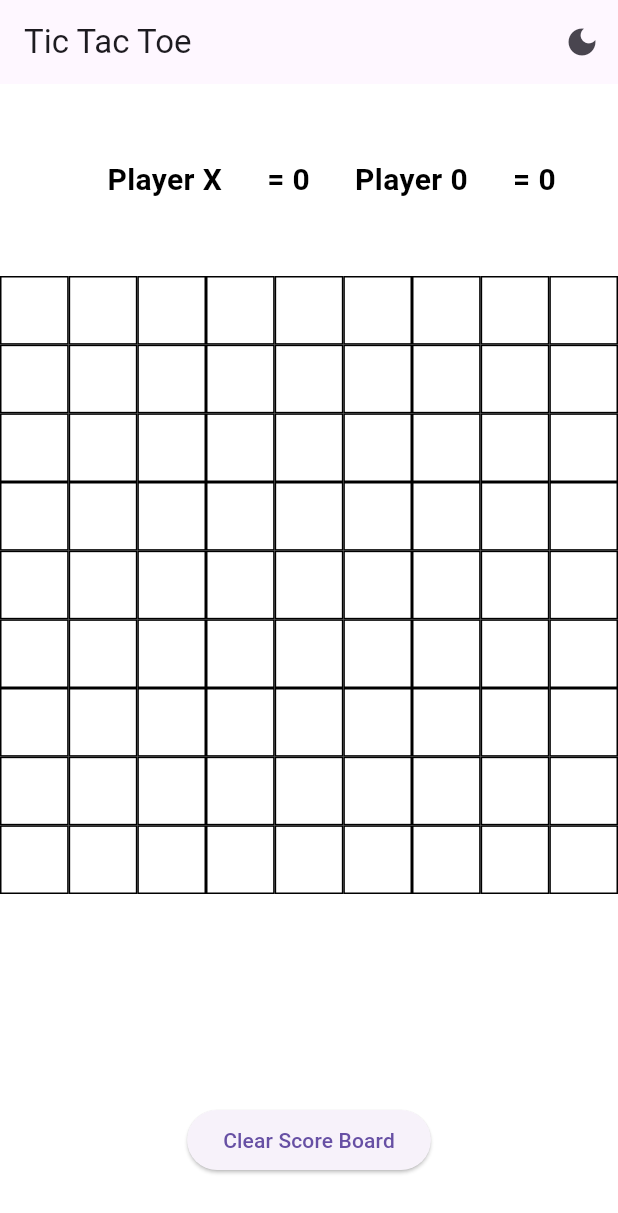
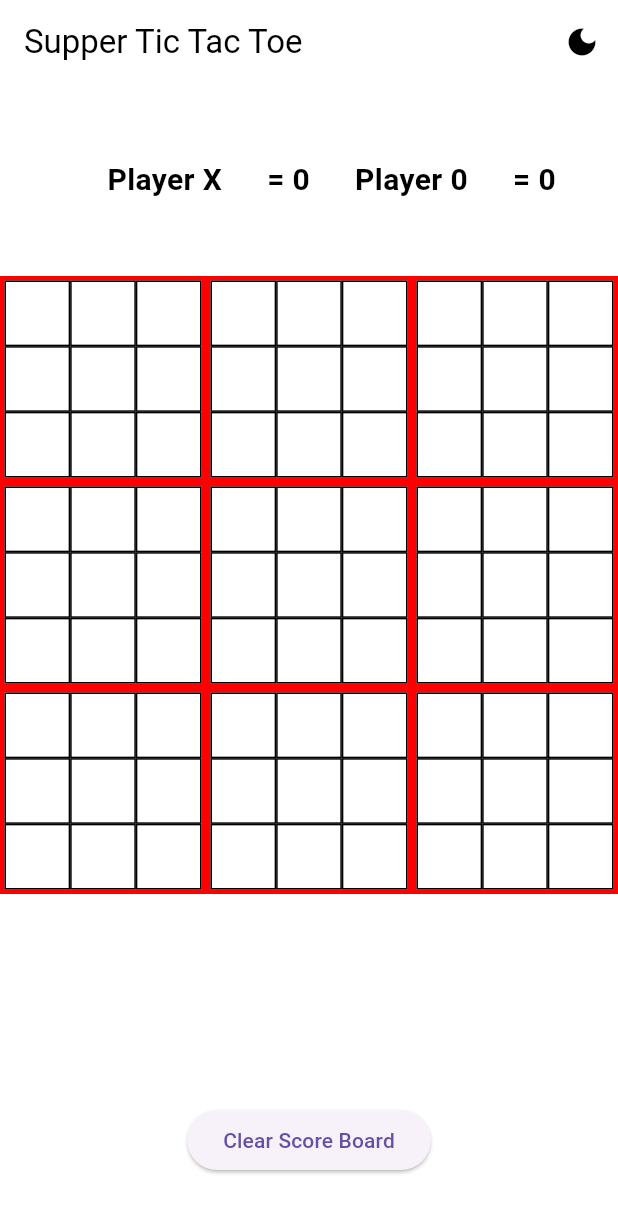
Before and after one commit to dev-rahul-0/TicTacToe, a Flutter app: the screen it shows after launch, on a phone screen of 412 x 824 dp. Shown: the top 1213 px of the screen. Run offline on Flutter 3.47's test engine with Material 3 defaults, Android fonts, the light colour scheme and no system bars.

Commit message:
Enhance UI

```diff
--- a/lib/main.dart
+++ b/lib/main.dart
@@ -39,10 +39,15 @@ class _HomePageState extends State<HomePage> {
   Widget build(BuildContext context) {
     return Scaffold(
       appBar: AppBar(
-        title: const Text('Tic Tac Toe'),
+        title: Text(
+          'Supper Tic Tac Toe',
+          style: TextStyle(color: !isDarkMode ? Colors.black : Colors.white),
+        ),
+        backgroundColor: isDarkMode ? Colors.black : Colors.white,
         actions: [
           IconButton(
-            icon: Icon(isDarkMode ? Icons.light_mode : Icons.dark_mode),
+            icon: Icon(isDarkMode ? Icons.light_mode : Icons.dark_mode,
+                color: !isDarkMode ? Colors.black : Colors.white),
             onPressed: () {
               setState(() {
                 isDarkMode = !isDarkMode;
@@ -65,7 +70,7 @@ class _HomePageState extends State<HomePage> {
                     style: TextStyle(
                         fontSize: 20,
                         fontWeight: FontWeight.bold,
-                        color: _getTextColor()),
+                        color: getTextColor()),
                   ),
                 ),
                 Text(
@@ -73,7 +78,7 @@ class _HomePageState extends State<HomePage> {
                   style: TextStyle(
                     fontSize: 20,
                     fontWeight: FontWeight.bold,
-                    color: _getTextColor(),
+                    color: getTextColor(),
                   ),
                 ),
                 Padding(
@@ -83,7 +88,7 @@ class _HomePageState extends State<HomePage> {
                     style: TextStyle(
                       fontSize: 20,
                       fontWeight: FontWeight.bold,
-                      color: _getTextColor(),
+                      color: getTextColor(),
                     ),
                   ),
                 ),
@@ -92,16 +97,17 @@ class _HomePageState extends State<HomePage> {
                   style: TextStyle(
                     fontSize: 20,
                     fontWeight: FontWeight.bold,
-                    color: _getTextColor(),
+                    color: getTextColor(),
                   ),
                 ),
               ],
             ),
           ),
           MainBoard(
-              getBorderColor: _getBorderColor(),
+              getBigBorderColor: getBigBorderColor(),
+              getSmallBorderColor: getSmallBorderColor(),
               displayElement: displayElement,
-              getTextColor: _getTextColor(),
+              getTextColor: getTextColor(),
               tapped: _tapped),
           Expanded(
             child: Row(
@@ -119,12 +125,18 @@ class _HomePageState extends State<HomePage> {
     );
   }
 
-  Color _getTextColor() {
+  Color getTextColor() {
     return isDarkMode ? Colors.white : Colors.black;
   }
 
-  Color _getBorderColor() {
+  Color getSmallBorderColor() {
     return isDarkMode ? Colors.white : Colors.black;
+  }
+
+  Color getBigBorderColor() {
+    return isDarkMode
+        ? Color.fromARGB(255, 60, 255, 0)
+        : Color.fromARGB(255, 255, 0, 0);
   }
 
   void _tapped(int index) {
--- a/lib/widgets/mainboard.dart
+++ b/lib/widgets/mainboard.dart
@@ -3,13 +3,15 @@ import 'package:tiktak/widgets/minitictactoe.dart';
 
 class MainBoard extends StatelessWidget {
   final void Function(int)? tapped;
-  final Color getBorderColor;
+  final Color getSmallBorderColor;
+  final Color getBigBorderColor;
   final List<String> displayElement;
   final Color getTextColor;
   const MainBoard({
     super.key,
     this.tapped,
-    required this.getBorderColor,
+    required this.getSmallBorderColor,
+    required this.getBigBorderColor,
     required this.displayElement,
     required this.getTextColor,
   });
@@ -23,10 +25,17 @@ class MainBoard extends StatelessWidget {
         gridDelegate:
             const SliverGridDelegateWithFixedCrossAxisCount(crossAxisCount: 3),
         itemBuilder: (BuildContext context, int index) {
-          return MiniTicTacToe(
-              getBorderColor: getBorderColor,
-              displayElement: displayElement,
-              getTextColor: getTextColor);
+          return Container(
+            decoration: BoxDecoration(
+                border: Border.all(
+                    width: 3,
+                    color: getBigBorderColor,
+                    style: BorderStyle.solid)),
+            child: MiniTicTacToe(
+                getBorderColor: getSmallBorderColor,
+                displayElement: displayElement,
+                getTextColor: getTextColor),
+          );
         },
       ),
     );
```
